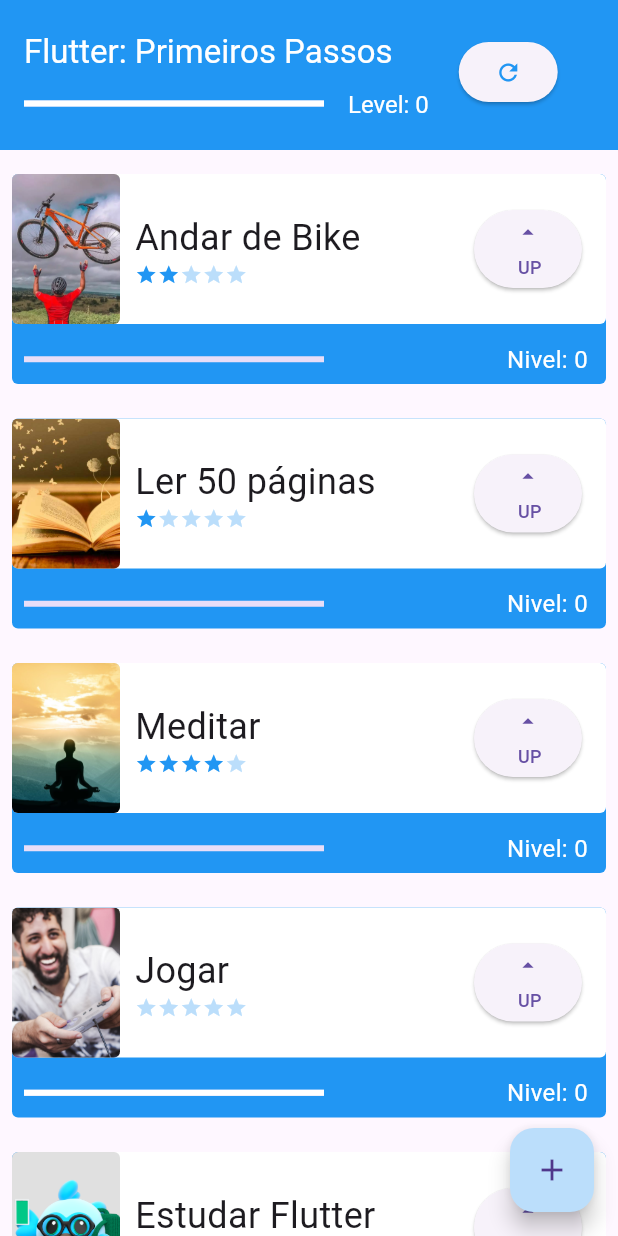
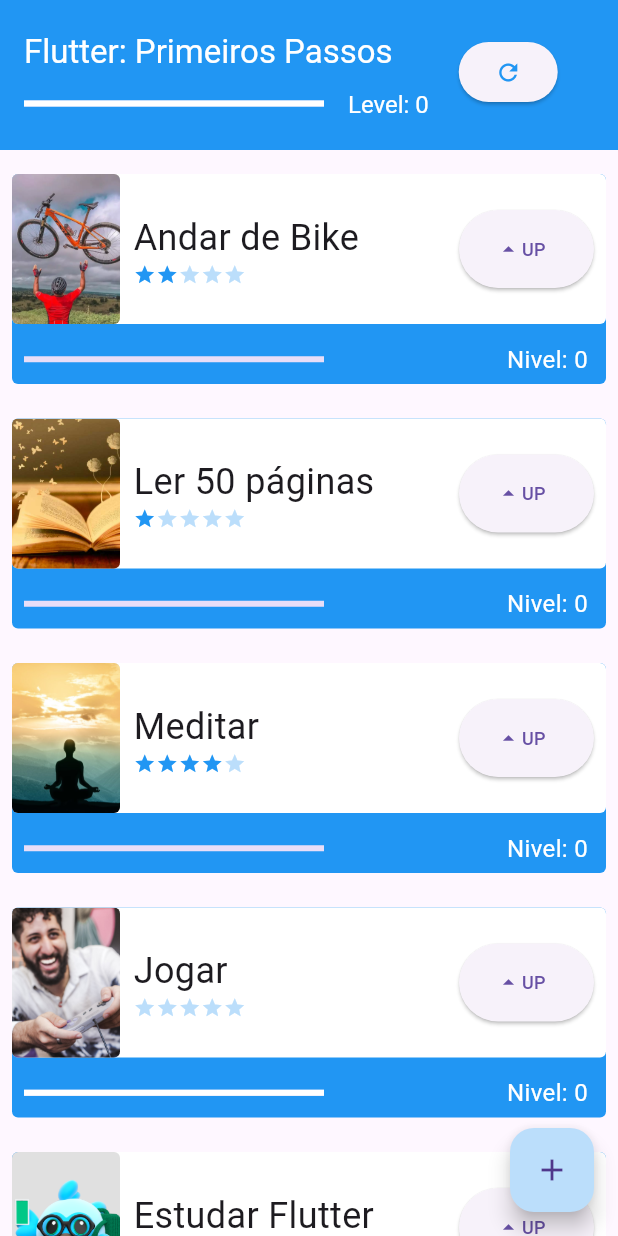
Before and after one commit to jaumzitz/flutter-controller-navigator-states, a Flutter app: the screen it shows after launch, on a phone screen of 412 x 824 dp. Run offline on Flutter 3.47's test engine with Material 3 defaults, Android fonts, the phone set to English and light mode, and no system bars.

Commit message:
final_project

```diff
--- a/lib/components/tasks.dart
+++ b/lib/components/tasks.dart
@@ -6,8 +6,7 @@ class Tasks extends StatefulWidget {
   final String foto;
   final int dificuldade;
 
-  Tasks(this.nome, this.foto, this.dificuldade, {Key? key})
-      : super(key: key);
+  Tasks(this.nome, this.foto, this.dificuldade, {Key? key}) : super(key: key);
 
   int level = 0;
 
@@ -16,8 +15,6 @@ class Tasks extends StatefulWidget {
 }
 
 class _TasksState extends State<Tasks> {
-
-
   bool assetOrNetwotk() {
     return widget.foto.contains('http') ? false : true;
   }
@@ -95,15 +92,13 @@ class _TasksState extends State<Tasks> {
                         ],
                       ),
                       Padding(
-                        padding: const EdgeInsets.all(16.0),
+                        padding: const EdgeInsets.all(8.0),
                         child: Container(
                           height: 52,
-                          width: 72,
+                          width: 90,
                           child: ElevatedButton(
                             onPressed: levelUp,
-                            child: Column(
-                              mainAxisAlignment: MainAxisAlignment.spaceEvenly,
-                              crossAxisAlignment: CrossAxisAlignment.end,
+                            child: Row(
                               children: const [
                                 Icon(Icons.arrow_drop_up),
                                 Text(
@@ -139,7 +134,8 @@ class _TasksState extends State<Tasks> {
                       padding: const EdgeInsets.all(12.0),
                       child: Text(
                         'Nivel: ${widget.level}',
-                        style: const TextStyle(color: Colors.white, fontSize: 16),
+                        style:
+                            const TextStyle(color: Colors.white, fontSize: 16),
                       ),
                     ),
                   ],
```
